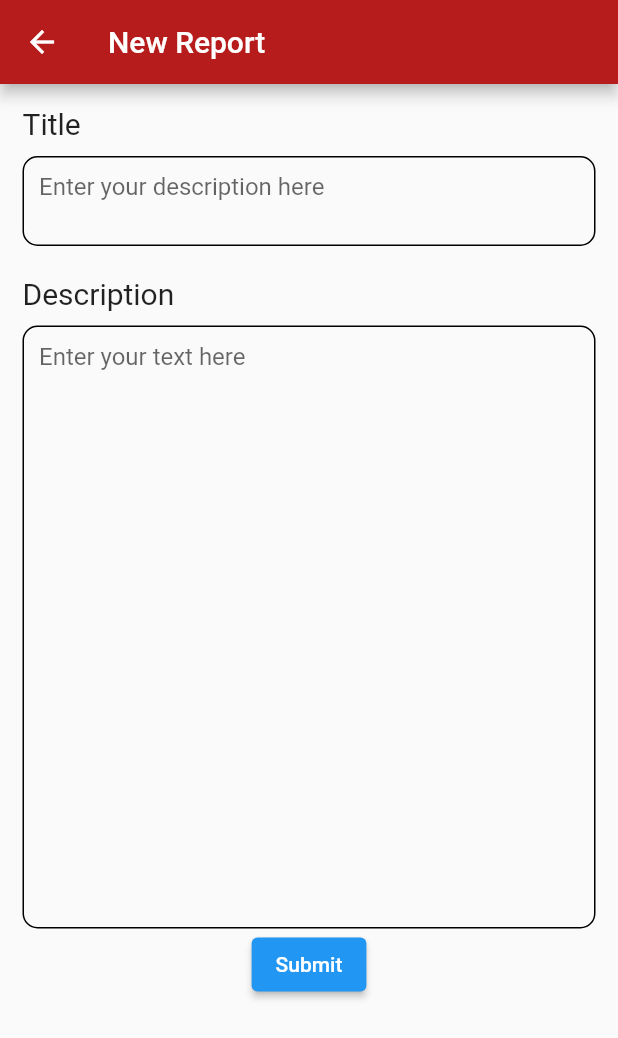
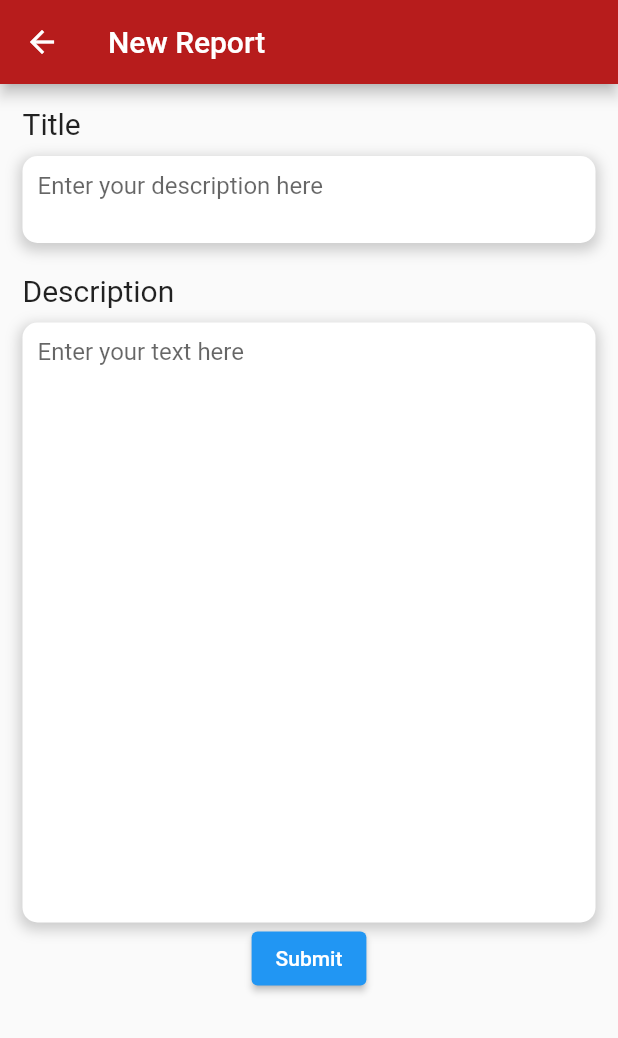
Before and after one commit to aqilgits/PAdvisor, a Flutter app: the ReportForm screen opened directly, on a phone screen of 412 x 824 dp. Shown: the top 1038 px of the screen. Run offline on Flutter 3.47's test engine with Material 2 defaults, Android fonts, the light colour scheme and no system bars; our stand-ins replace cloud_firestore, firebase_core; missing offline and left inert: fluid_bottom_nav_bar; accounts and stored records are empty.

Commit message:
basic report form done and firebase config

```diff
--- a/lib/student/reportForm.dart
+++ b/lib/student/reportForm.dart
@@ -16,7 +16,7 @@ class _ReportFormState extends State<ReportForm> {
     return Scaffold(
       appBar: AppBar(
         backgroundColor: Colors.red[900],
-        title: Text("New Report"),
+        title: const Text("New Report"),
       ),
       body: SingleChildScrollView(
         child: Container(
@@ -34,10 +34,18 @@ class _ReportFormState extends State<ReportForm> {
               Container(
                 padding: const EdgeInsets.all(10),
                 decoration: BoxDecoration(
-                  border: Border.all(color: Colors.black),
+                  color: Colors.white,
                   borderRadius: const BorderRadius.all(
                     Radius.circular(10),
                   ),
+                  boxShadow: [
+                    BoxShadow(
+                      color: Colors.grey.withOpacity(0.5),
+                      spreadRadius: 2,
+                      blurRadius: 7,
+                      offset: const Offset(0, 3),
+                    ),
+                  ],
                 ),
                 child: TextField(
                   onChanged: (value) {
@@ -60,10 +68,18 @@ class _ReportFormState extends State<ReportForm> {
               Container(
                 padding: const EdgeInsets.all(10),
                 decoration: BoxDecoration(
-                  border: Border.all(color: Colors.black),
+                  color: Colors.white,
                   borderRadius: const BorderRadius.all(
                     Radius.circular(10),
                   ),
+                  boxShadow: [
+                    BoxShadow(
+                      color: Colors.grey.withOpacity(0.5),
+                      spreadRadius: 2,
+                      blurRadius: 7,
+                      offset: const Offset(0, 3),
+                    ),
+                  ],
                 ),
                 child: TextField(
                   onChanged: (value) {
```
